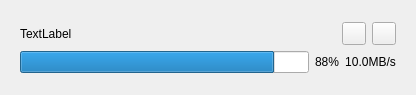
This is ui/download_card.ui in Re-Ch-Love/pavlov-toolbox as Qt 5 draws it before an edit. The edited form follows.
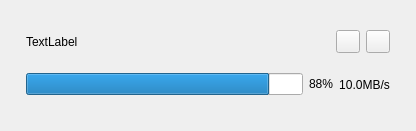
This is the edited form. Custom widgets are drawn as their Qt base class.

```diff
--- a/ui/download_card.ui
+++ b/ui/download_card.ui
@@ -7,7 +7,7 @@
     <x>0</x>
     <y>0</y>
     <width>416</width>
-    <height>95</height>
+    <height>131</height>
    </rect>
   </property>
   <property name="sizePolicy">
@@ -28,7 +28,25 @@
        <verstretch>0</verstretch>
       </sizepolicy>
      </property>
+     <property name="minimumSize">
+      <size>
+       <width>0</width>
+       <height>100</height>
+      </size>
+     </property>
      <layout class="QVBoxLayout" name="verticalLayout">
+      <property name="leftMargin">
+       <number>15</number>
+      </property>
+      <property name="topMargin">
+       <number>15</number>
+      </property>
+      <property name="rightMargin">
+       <number>15</number>
+      </property>
+      <property name="bottomMargin">
+       <number>5</number>
+      </property>
       <item>
        <layout class="QHBoxLayout" name="horizontalLayout">
         <item>
```
Left out of the diff: 2 changed lines with no effect on the pictures.
